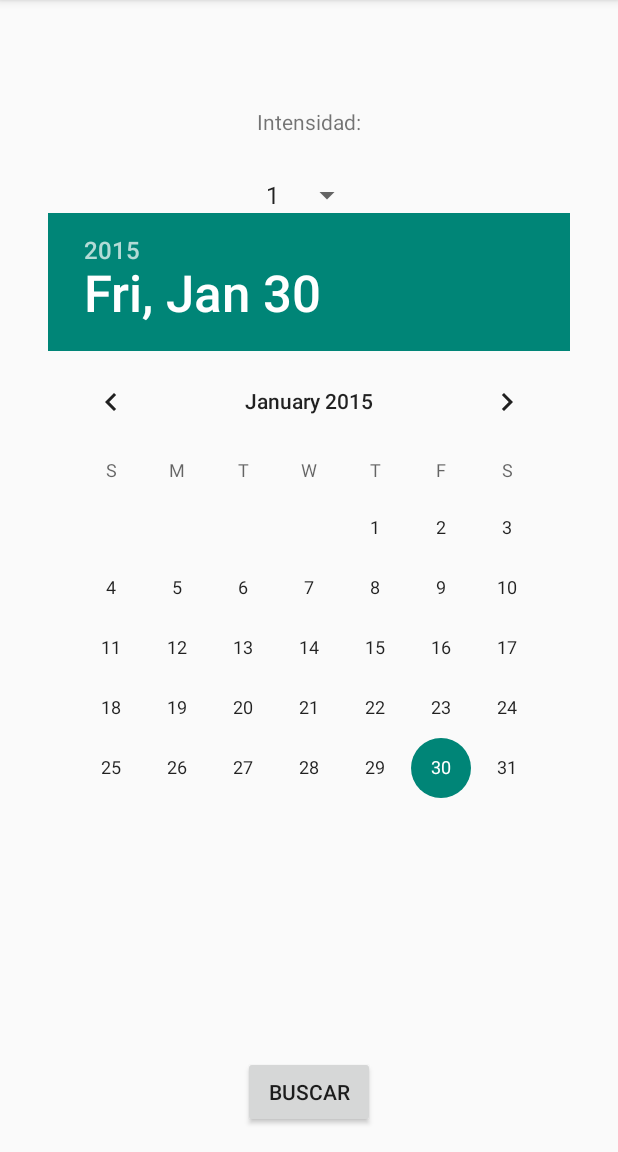
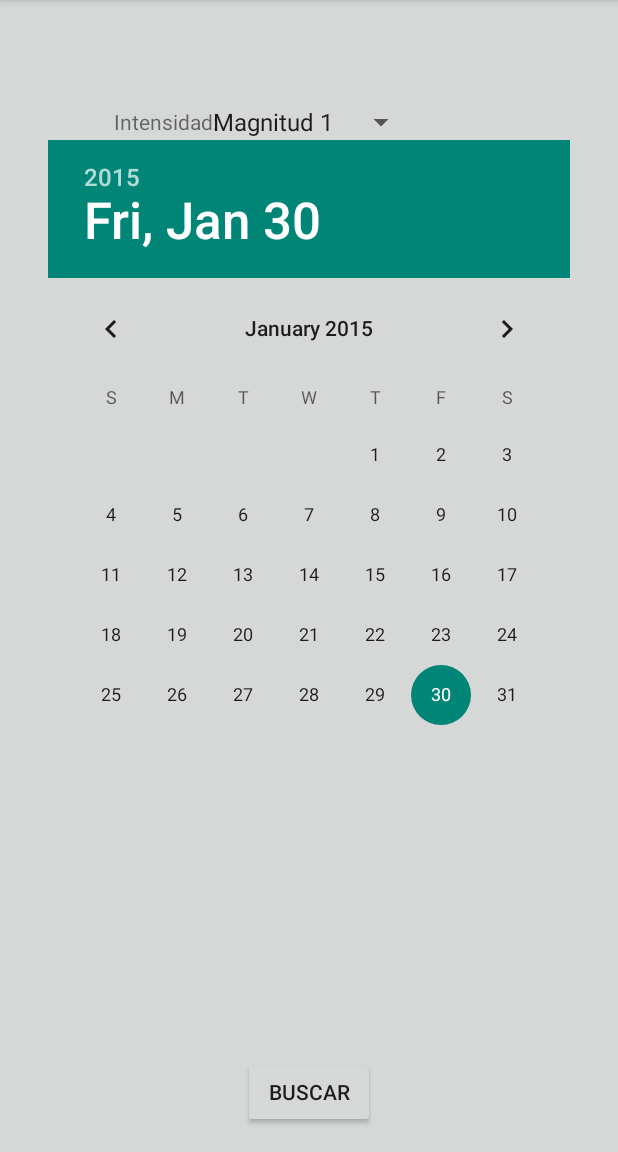
Before and after one commit to didrog/TerremotosApp, an Android app: the screen it shows after launch (MainActivity), on a phone screen of 412 x 824 dp, the part 84-1236 px from its top. Run offline under Robolectric (Android 15) with nearby library versions, the phone set to English and light mode, and no system bars.

Commit message:
Codigo terremotos

```diff
--- a/app/src/main/res/layout/activity_main.xml
+++ b/app/src/main/res/layout/activity_main.xml
@@ -3,7 +3,8 @@
     android:layout_height="match_parent" android:paddingLeft="@dimen/activity_horizontal_margin"
     android:paddingRight="@dimen/activity_horizontal_margin"
     android:paddingTop="@dimen/activity_vertical_margin"
-    android:paddingBottom="@dimen/activity_vertical_margin" tools:context=".MainActivity">
+    android:paddingBottom="@dimen/activity_vertical_margin" tools:context=".MainActivity"
+    android:background="@color/button_material_light">
 
     <TextView
         android:layout_width="wrap_content"
@@ -12,10 +13,22 @@
         android:text="@string/lblIntensidad"
         android:id="@+id/lblIntensidad"
         android:layout_marginTop="55dp"
+        android:layout_marginLeft="60dp"
         android:layout_alignParentTop="true"
-        android:layout_centerHorizontal="true" />
-
+        android:layout_alignParentLeft="true"/>
+    <!--android:layout_centerHorizontal="true"-->
     <Spinner
+        android:layout_width="wrap_content"
+        android:layout_height="wrap_content"
+        android:id="@+id/slcIntensidad"
+        android:layout_marginTop="53dp"
+        android:layout_marginLeft="80dp"
+        android:layout_alignParentTop="true"
+        android:layout_centerHorizontal="true"
+        android:focusableInTouchMode="true"
+        android:focusable="false"
+        android:entries="@array/magnitudArray"/>
+   <!-- <Spinner
         android:layout_width="wrap_content"
         android:layout_height="wrap_content"
         android:id="@+id/slcIntensidad"
@@ -25,7 +38,7 @@
         android:focusableInTouchMode="true"
         android:focusable="false"
         android:entries="@array/magnitudArray"/>
-
+-->
 
 
     <DatePicker
@@ -34,7 +47,8 @@
         android:id="@+id/datePicker"
         android:layout_below="@+id/slcIntensidad"
         android:layout_centerHorizontal="true"
-        android:calendarViewShown="false"/>
+        android:calendarViewShown="false"
+        />
 
     <Button
         android:layout_width="wrap_content"
--- a/app/src/main/res/layout/activity_resultados.xml
+++ b/app/src/main/res/layout/activity_resultados.xml
@@ -6,7 +6,13 @@
     android:paddingBottom="@dimen/activity_vertical_margin"
     tools:context="com.compostela.curso.terremotosapp.ResultadosActivity">
 
-    <TextView android:text="@string/hello_world" android:layout_width="wrap_content"
-        android:layout_height="wrap_content" />
-
+    <TextView
+        android:layout_width="wrap_content"
+        android:layout_height="wrap_content"
+        android:textAppearance="?android:attr/textAppearanceSmall"
+        android:text="Resultados de la búsqueda"
+        android:id="@+id/textView2"
+        android:layout_alignParentTop="true"
+        android:layout_centerHorizontal="true"
+        android:layout_marginTop="117dp" />
 </RelativeLayout>
--- a/app/src/main/res/values/strings.xml
+++ b/app/src/main/res/values/strings.xml
@@ -13,11 +13,11 @@
     <string name="btnBuscar">Buscar</string>
     <string name="title_activity_resultados">ResultadosActivity</string>
     <string-array name="magnitudArray">
-        <item>1</item>
-        <item>2</item>
-        <item>3</item>
-        <item>4</item>
-        <item>5</item>
+        <item>Magnitud 1</item>
+        <item>Magnitud 2</item>
+        <item>Magnitud 3</item>
+        <item>Magnitud 4</item>
+        <item>Magnitud 5</item>
     </string-array>
 
 </resources>
```
